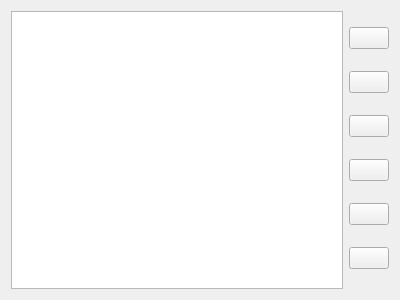
Qt form src/configobjecttableview.ui (hmatuschek/qdmr) before a commit.
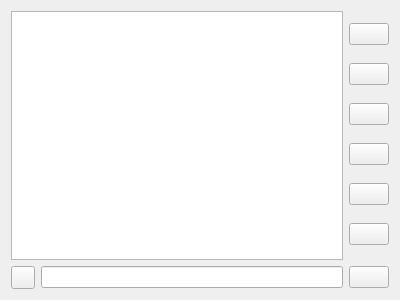
The same form after that commit. Icons and pictures are not drawn.

Commit message:
Implemented filtering/sorting of all tables (#724)
* Implemented filter and sort for all tables.
* Updated manual.

Patch:
```diff
--- a/src/configobjecttableview.ui
+++ b/src/configobjecttableview.ui
@@ -13,12 +13,37 @@
   <property name="windowTitle">
    <string notr="true">Form</string>
   </property>
+  <layout class="QVBoxLayout" name="verticalLayout_2">
+   <item>
   <layout class="QHBoxLayout" name="horizontalLayout">
    <item>
-    <widget class="QTableView" name="tableView"/>
+      <widget class="QTableView" name="tableView">
+       <property name="sortingEnabled">
+        <bool>true</bool>
+       </property>
+      </widget>
    </item>
    <item>
+      <widget class="QWidget" name="moveWidget" native="true">
+       <property name="sizePolicy">
+        <sizepolicy hsizetype="Minimum" vsizetype="MinimumExpanding">
+         <horstretch>0</horstretch>
+         <verstretch>0</verstretch>
+        </sizepolicy>
+       </property>
     <layout class="QVBoxLayout" name="verticalLayout">
+        <property name="leftMargin">
+         <number>0</number>
+        </property>
+        <property name="topMargin">
+         <number>0</number>
+        </property>
+        <property name="rightMargin">
+         <number>0</number>
+        </property>
+        <property name="bottomMargin">
+         <number>0</number>
+        </property>
      <item>
       <widget class="QPushButton" name="itemTop">
        <property name="toolTip">
@@ -104,8 +129,83 @@
       </widget>
      </item>
     </layout>
-   </item>
-  </layout>
+      </widget>
+     </item>
+    </layout>
+   </item>
+   <item>
+    <widget class="QWidget" name="filterWidget" native="true">
+     <layout class="QHBoxLayout" name="horizontalLayout_3">
+      <property name="spacing">
+       <number>6</number>
+      </property>
+      <property name="leftMargin">
+       <number>0</number>
+      </property>
+      <property name="topMargin">
+       <number>0</number>
+      </property>
+      <property name="rightMargin">
+       <number>0</number>
+      </property>
+      <property name="bottomMargin">
+       <number>0</number>
+      </property>
+      <item>
+       <widget class="QToolButton" name="filterToggleButton">
+        <property name="text">
+         <string notr="true"/>
+        </property>
+       </widget>
+      </item>
+      <item>
+       <widget class="QLineEdit" name="filterEdit"/>
+      </item>
+      <item>
+       <widget class="QPushButton" name="clearButton">
+        <property name="text">
+         <string notr="true"/>
+        </property>
+        <property name="icon">
+         <iconset theme="QIcon::ThemeIcon::EditClear"/>
+        </property>
+       </widget>
+      </item>
+     </layout>
+    </widget>
+   </item>
+  </layout>
+  <action name="actionToggleFilterSort">
+   <property name="checkable">
+    <bool>true</bool>
+   </property>
+   <property name="icon">
+    <iconset theme="item-filter"/>
+   </property>
+   <property name="text">
+    <string>toggle Filter and Sorting</string>
+   </property>
+   <property name="toolTip">
+    <string>Toggle Filter and Sorting</string>
+   </property>
+   <property name="shortcut">
+    <string>Ctrl+Shift+L</string>
+   </property>
+   <property name="menuRole">
+    <enum>QAction::MenuRole::NoRole</enum>
+   </property>
+  </action>
+  <action name="actionCloseSortFilter">
+   <property name="text">
+    <string>Close Sort and Filter</string>
+   </property>
+   <property name="shortcut">
+    <string>Esc</string>
+   </property>
+   <property name="menuRole">
+    <enum>QAction::MenuRole::NoRole</enum>
+   </property>
+  </action>
  </widget>
  <resources/>
  <connections/>
```
Left out of the diff: 18 changed lines with no effect on the pictures. Lines whose indentation alone changed are shown as unchanged. The commit also changes 19 other files.
